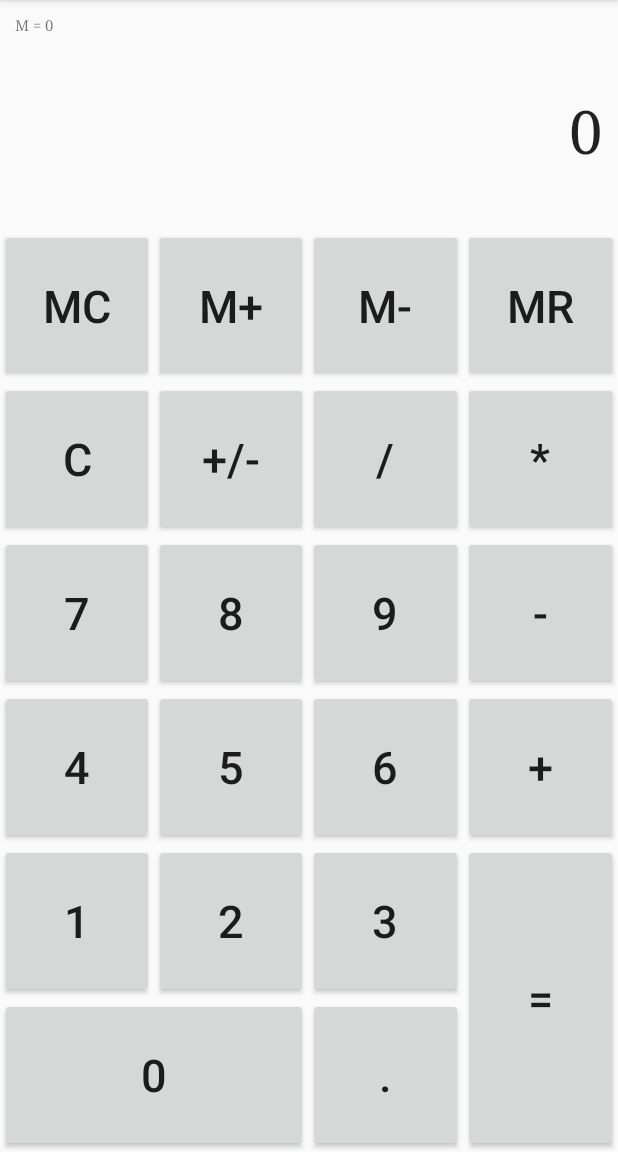
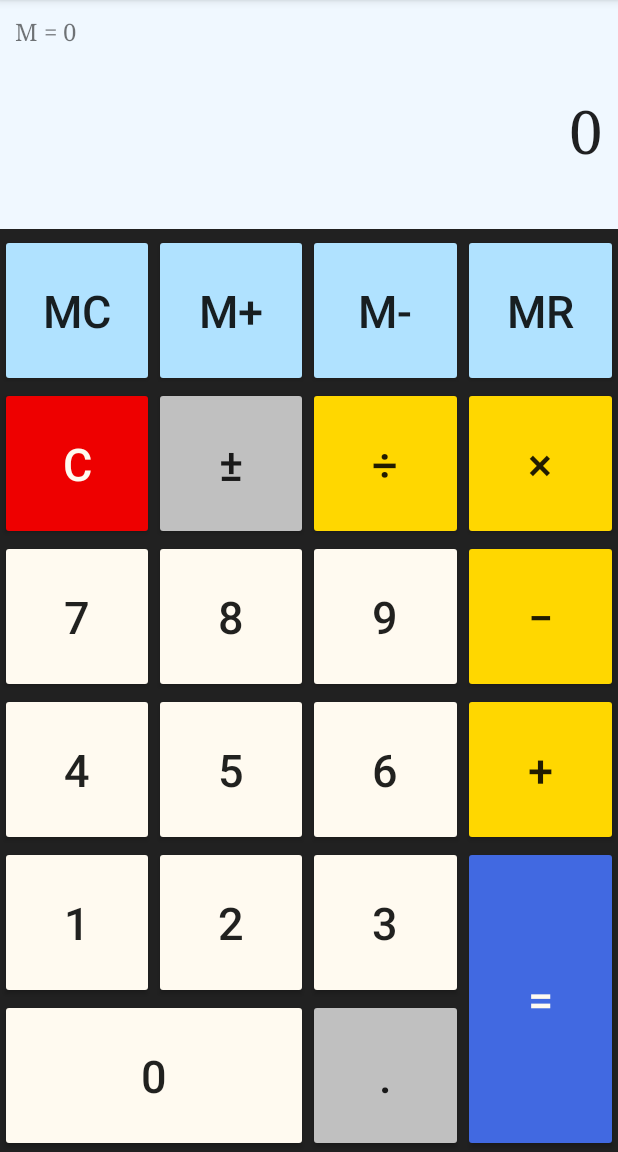
Before and after one commit to davidcui5/SimpleCalculator, an Android app: the screen it shows after launch (MainActivity), on a phone screen of 412 x 824 dp, the part 84-1236 px from its top. Run offline under Robolectric (Android 15) with nearby library versions, the phone set to English and light mode, and no system bars.

```diff
--- a/app/src/main/AndroidManifest.xml
+++ b/app/src/main/AndroidManifest.xml
@@ -9,7 +9,9 @@
         android:roundIcon="@mipmap/ic_launcher_round"
         android:supportsRtl="true"
         android:theme="@style/AppTheme">
-        <activity android:name=".MainActivity">
+        <activity android:name=".MainActivity"
+            android:screenOrientation="portrait">
+
             <intent-filter>
                 <action android:name="android.intent.action.MAIN" />
 
--- a/app/src/main/java/com/example/david2/calculator/MainActivity.java
+++ b/app/src/main/java/com/example/david2/calculator/MainActivity.java
@@ -12,7 +12,12 @@ import java.text.DecimalFormat;
 public class MainActivity extends AppCompatActivity {
 
     private final int MAX_DIGITS = 10;
-    private final double ALMOST_ZERO = 0.0000000000001;
+    private final double LARGEST_10_DIGITS = 9999999999D;
+    private final double SMALLEST_10_DIGITS = 0.000000001D;
+    private final String ADD = "\u002b";
+    private final String SUBTRACT = "\u2212";
+    private final String MULTIPLY = "\u00D7";
+    private final String DIVIDE = "\u00F7";
 
     private String currentOperand = "0";
     private int currentNumDigits = 1;
@@ -174,7 +179,7 @@ public class MainActivity extends AppCompatActivity {
                     return;
                 }
                 lastIsMR = true;
-                currentOperand = memory.toString();
+                currentOperand = removeTrailingZeros(memory);
                 inputOutputScreen.setText(currentOperand);
             }
         });
@@ -259,16 +264,16 @@ public class MainActivity extends AppCompatActivity {
     private String calculate () {
         double result = 0;
         switch (operator) {
-            case "+":
+            case ADD:
                 result = Double.parseDouble(previousOperand) + Double.parseDouble(currentOperand);
                 break;
-            case "-":
+            case SUBTRACT:
                 result = Double.parseDouble(previousOperand) - Double.parseDouble(currentOperand);
                 break;
-            case "*":
+            case MULTIPLY:
                 result = Double.parseDouble(previousOperand) * Double.parseDouble(currentOperand);
                 break;
-            case "/":
+            case DIVIDE:
                 if(Double.parseDouble(currentOperand) == 0) {
                     Toast.makeText(MainActivity.this, "Cannot divide by zero, please clear.", Toast.LENGTH_SHORT).show();
                 }
@@ -279,7 +284,7 @@ public class MainActivity extends AppCompatActivity {
     }
 
     private String removeTrailingZeros (Double d) {
-        if(d > 1E7 || d < 1E-3) {
+        if(Math.abs(d) > LARGEST_10_DIGITS || (Math.abs(d) < SMALLEST_10_DIGITS && d > 0) ) {
             return dfScientific.format(d);
         } else {
             return dfNormal.format(d);
--- a/app/src/main/res/layout/activity_main.xml
+++ b/app/src/main/res/layout/activity_main.xml
@@ -5,31 +5,47 @@
     android:layout_height="match_parent"
     android:layout_gravity="center"
     android:orientation="vertical"
+    android:background="@color/colorDark"
     tools:context=".MainActivity">
 
-    <!-- row 1 -->
+    <!-- row 1: memory screen -->
     <LinearLayout
         android:layout_width="match_parent"
         android:layout_height="0dp"
-        android:layout_weight="0.5">
+        android:layout_weight="0.5"
+        android:background="@color/colorAliceBlue">
 
         <TextView
             android:id="@+id/memoryScreen"
-            android:layout_width="match_parent"
+            android:layout_width="0dp"
+            android:layout_weight="3"
             android:layout_height="match_parent"
             android:gravity="start"
             android:maxLines="1"
             android:padding="10dp"
             android:textAppearance="?android:attr/textAppearanceSmall"
-            android:textSize="10sp"
+            android:textSize="16sp"
+            android:typeface="serif" />
+
+        <TextView
+            android:id="@+id/operatorScreen"
+            android:layout_width="0dp"
+            android:layout_weight="1"
+            android:layout_height="match_parent"
+            android:gravity="end"
+            android:padding="10dp"
+            android:textAppearance="?android:attr/textAppearanceSmall"
+            android:textSize="16sp"
             android:typeface="serif" />
     </LinearLayout>
 
-    <!-- row 2 -->
+    <!-- row 2: input output -->
     <LinearLayout
         android:layout_width="match_parent"
         android:layout_height="0dp"
-        android:layout_weight="1">
+        android:layout_weight="1"
+        android:layout_marginBottom="3dp"
+        android:background="@color/colorAliceBlue">
 
         <TextView
             android:id="@+id/inputOutputScreen"
@@ -55,28 +71,32 @@
             android:layout_height="match_parent"
             android:layout_weight="1"
             android:textSize="30sp"
-            android:text="@string/clearMem"/>
+            android:text="@string/clearMem"
+            android:backgroundTint="@color/colorLightSkyBlue"/>
         <Button
             android:id="@+id/btnMAdd"
             android:layout_width="0dp"
             android:layout_height="match_parent"
             android:layout_weight="1"
             android:textSize="30sp"
-            android:text="@string/addToMem"/>
+            android:text="@string/addToMem"
+            android:backgroundTint="@color/colorLightSkyBlue"/>
         <Button
             android:id="@+id/btnMSub"
             android:layout_width="0dp"
             android:layout_height="match_parent"
             android:layout_weight="1"
             android:textSize="30sp"
-            android:text="@string/subtractFromMem"/>
+            android:text="@string/subtractFromMem"
+            android:backgroundTint="@color/colorLightSkyBlue"/>
         <Button
             android:id="@+id/btnMR"
             android:layout_width="0dp"
             android:layout_height="match_parent"
             android:layout_weight="1"
             android:textSize="30sp"
-            android:text="@string/readMem"/>
+            android:text="@string/readMem"
+            android:backgroundTint="@color/colorLightSkyBlue"/>
     </LinearLayout>
 
     <!-- row 4 -->
@@ -91,28 +111,33 @@
             android:layout_height="match_parent"
             android:layout_weight="1"
             android:textSize="30sp"
-            android:text="@string/clear"/>
+            android:text="@string/clear"
+            android:textColor="@color/colorWhite"
+            android:backgroundTint="@color/colorRed"/>
         <Button
             android:id="@+id/btnSign"
             android:layout_width="0dp"
             android:layout_height="match_parent"
             android:layout_weight="1"
             android:textSize="30sp"
-            android:text="@string/sign"/>
+            android:text="@string/sign"
+            android:backgroundTint="@color/colorSilver"/>
         <Button
             android:id="@+id/btnDivide"
             android:layout_width="0dp"
             android:layout_height="match_parent"
             android:layout_weight="1"
             android:textSize="30sp"
-            android:text="@string/divide"/>
+            android:text="@string/divide"
+            android:backgroundTint="@color/colorGold"/>
         <Button
             android:id="@+id/btnMultiply"
             android:layout_width="0dp"
             android:layout_height="match_parent"
             android:layout_weight="1"
             android:textSize="30sp"
-            android:text="@string/multiply"/>
+            android:text="@string/multiply"
+            android:backgroundTint="@color/colorGold"/>
     </LinearLayout>
 
     <!-- row 5 -->
@@ -127,28 +152,32 @@
             android:layout_height="match_parent"
             android:layout_weight="1"
             android:textSize="30sp"
-            android:text="@string/seven"/>
+            android:text="@string/seven"
+            android:backgroundTint="@color/colorWhite"/>
         <Button
             android:id="@+id/btnEight"
             android:layout_width="0dp"
             android:layout_height="match_parent"
             android:layout_weight="1"
             android:textSize="30sp"
-            android:text="@string/eight"/>
+            android:text="@string/eight"
+            android:backgroundTint="@color/colorWhite"/>
         <Button
             android:id="@+id/btnNine"
             android:layout_width="0dp"
             android:layout_height="match_parent"
             android:layout_weight="1"
             android:textSize="30sp"
-            android:text="@string/nine"/>
+            android:text="@string/nine"
+            android:backgroundTint="@color/colorWhite"/>
         <Button
             android:id="@+id/btnSubtract"
             android:layout_width="0dp"
             android:layout_height="match_parent"
             android:layout_weight="1"
             android:textSize="30sp"
-            android:text="@string/subtract"/>
+            android:text="@string/subtract"
+            android:backgroundTint="@color/colorGold"/>
     </LinearLayout>
 
     <!-- row 6 -->
@@ -163,28 +192,32 @@
             android:layout_height="match_parent"
             android:layout_weight="1"
             android:textSize="30sp"
-            android:text="@string/four"/>
+            android:text="@string/four"
+            android:backgroundTint="@color/colorWhite"/>
         <Button
             android:id="@+id/btnFive"
             android:layout_width="0dp"
             android:layout_height="match_parent"
             android:layout_weight="1"
             android:textSize="30sp"
-            android:text="@string/five"/>
+            android:text="@string/five"
+            android:backgroundTint="@color/colorWhite"/>
         <Button
             android:id="@+id/btnSix"
             android:layout_width="0dp"
             android:layout_height="match_parent"
             android:layout_weight="1"
             android:textSize="30sp"
-            android:text="@string/six"/>
+            android:text="@string/six"
+            android:backgroundTint="@color/colorWhite"/>
         <Button
             android:id="@+id/btnAdd"
             android:layout_width="0dp"
             android:layout_height="match_parent"
             android:layout_weight="1"
             android:textSize="30sp"
-            android:text="@string/add"/>
+            android:text="@string/add"
+            android:backgroundTint="@color/colorGold"/>
     </LinearLayout>
 
     <!-- row 7 and 8 -->
@@ -212,21 +245,24 @@
                     android:layout_height="match_parent"
                     android:layout_weight="1"
                     android:textSize="30sp"
-                    android:text="@string/one"/>
+                    android:text="@string/one"
+                    android:backgroundTint="@color/colorWhite"/>
                 <Button
                     android:id="@+id/btnTwo"
                     android:layout_width="0dp"
                     android:layout_height="match_parent"
                     android:layout_weight="1"
                     android:textSize="30sp"
-                    android:text="@string/two"/>
+                    android:text="@string/two"
+                    android:backgroundTint="@color/colorWhite"/>
                 <Button
                     android:id="@+id/btnThree"
                     android:layout_width="0dp"
                     android:layout_height="match_parent"
                     android:layout_weight="1"
                     android:textSize="30sp"
-                    android:text="@string/three"/>
+                    android:text="@string/three"
+                    android:backgroundTint="@color/colorWhite"/>
             </LinearLayout>
 
             <!-- row 8 -->
@@ -241,14 +277,16 @@
                     android:layout_height="match_parent"
                     android:layout_weight="2"
                     android:textSize="30sp"
-                    android:text="@string/zero"/>
+                    android:text="@string/zero"
+                    android:backgroundTint="@color/colorWhite"/>
                 <Button
                     android:id="@+id/btnDecimal"
                     android:layout_width="0dp"
                     android:layout_height="match_parent"
                     android:layout_weight="1"
                     android:textSize="30sp"
-                    android:text="@string/decimal"/>
+                    android:text="@string/decimal"
+                    android:backgroundTint="@color/colorSilver"/>
             </LinearLayout>
         </LinearLayout>
 
@@ -259,6 +297,8 @@
             android:layout_height="match_parent"
             android:layout_weight="1"
             android:textSize="30sp"
-            android:text="@string/equal"/>
+            android:text="@string/equal"
+            android:textColor="@color/colorWhite"
+            android:backgroundTint="@color/colorRoyalBlue"/>
     </LinearLayout>
 </LinearLayout>
--- a/app/src/main/res/values/colors.xml
+++ b/app/src/main/res/values/colors.xml
@@ -3,4 +3,16 @@
     <color name="colorPrimary">#3F51B5</color>
     <color name="colorPrimaryDark">#303F9F</color>
     <color name="colorAccent">#FF4081</color>
+    <color name="colorDark">#212121</color>
+    <color name="colorAliceBlue">#f0f8ff</color>
+    <color name="colorLightSkyBlue">#b0e2ff</color>
+
+    <color name="colorRed">#ee0000</color>
+    <color name="colorWhite">#fffaf0</color>
+
+    <color name="colorGold">#ffd700</color>
+    <color name="colorSilver">#c0c0c0</color>
+
+    <color name="colorRoyalBlue">#4169e1</color>
+
 </resources>
--- a/app/src/main/res/values/strings.xml
+++ b/app/src/main/res/values/strings.xml
@@ -11,11 +11,12 @@
     <string name="eight">8</string>
     <string name="nine">9</string>
     <string name="decimal">.</string>
-    <string name="sign">+/-</string>
-    <string name="add">+</string>
-    <string name="subtract">-</string>
-    <string name="multiply">*</string>
-    <string name="divide">/</string>
+    <!-->unicode for symbols<-->
+    <string name="sign">\u00b1</string>
+    <string name="add">\u002b</string>
+    <string name="subtract">\u2212</string>
+    <string name="multiply">\u00D7</string>
+    <string name="divide">\u00F7</string>
     <string name="equal">=</string>
     <string name="clear">C</string>
     <string name="clearMem">MC</string>
```
